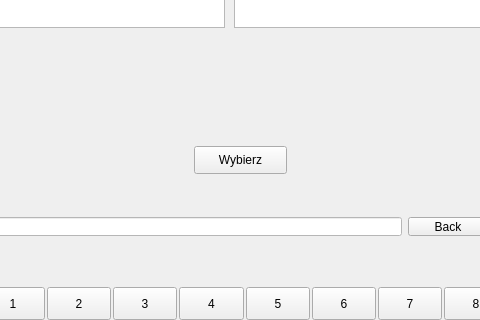
First picture: the form in mainwindow.ui, repository Piotr95/Hangman, before the edit; both pictures show x 106 to 586 and y 271 to 591 of the 749 by 826 pixel window.
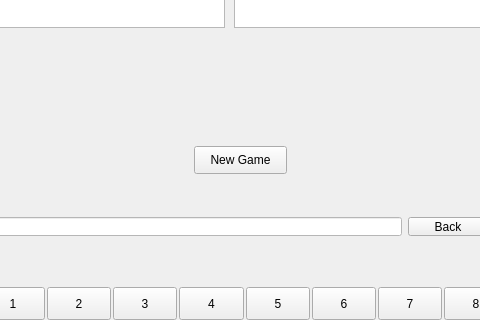
Second picture: the form after the edit.

Commit message: resources + new game + bugs fix

The edit to the form file:
```diff
--- a/mainwindow.ui
+++ b/mainwindow.ui
@@ -24,7 +24,7 @@
      </rect>
     </property>
     <property name="text">
-     <string>Wybierz</string>
+     <string>New Game</string>
     </property>
    </widget>
    <widget class="QGraphicsView" name="graphicsView">
```
Left out of the diff: 4 changed lines with no effect on the pictures. The commit also changes 10 other files.
